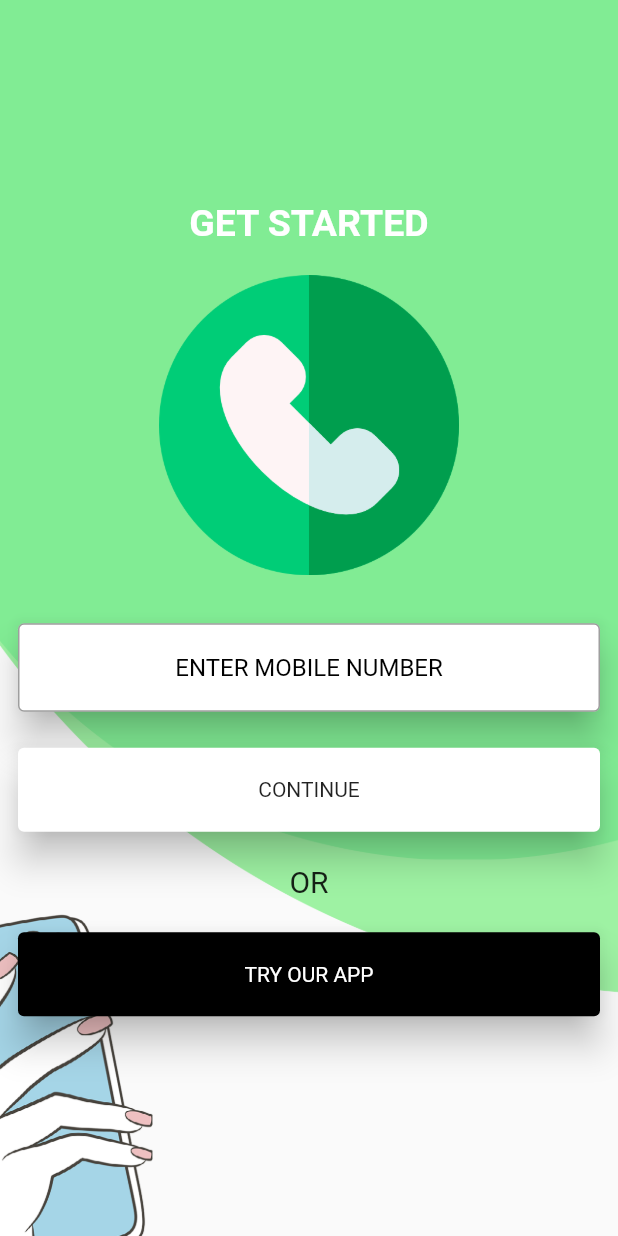
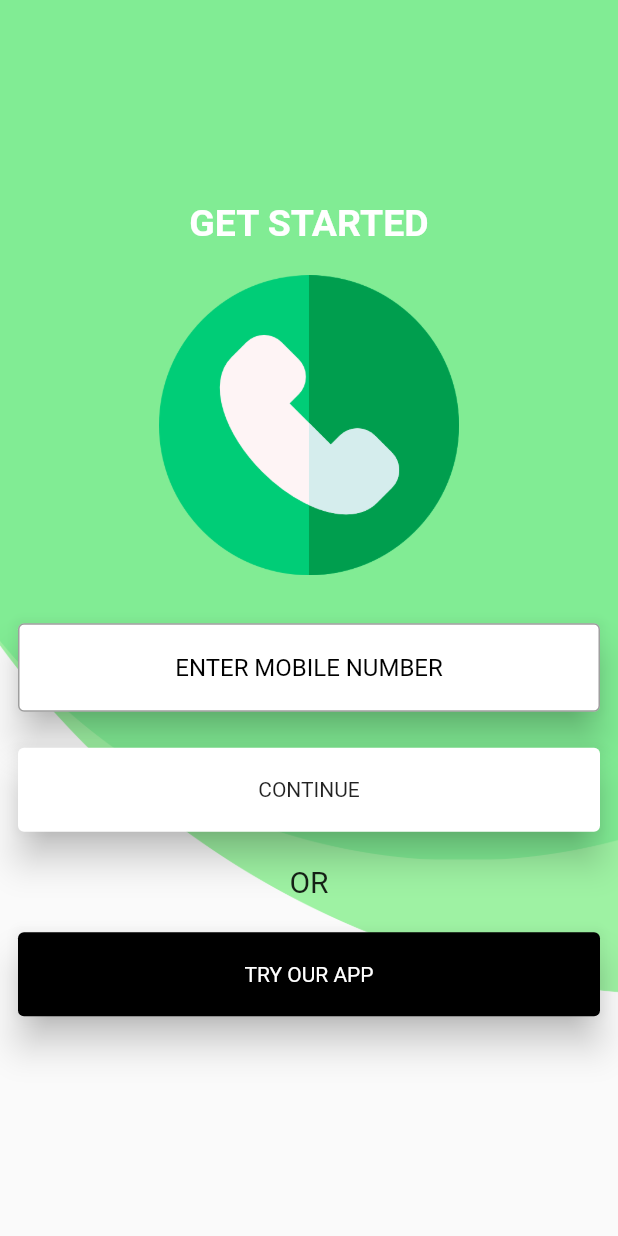
Before and after one commit to SanjaySinghGangwar/social, a Flutter app: the screen it shows after launch, on a phone screen of 412 x 824 dp. Run offline on Flutter 3.47's test engine with Material 2 defaults, Android fonts, the phone set to English and light mode, and no system bars; our stand-ins replace firebase_auth, firebase_core, fluttertoast, font_awesome_flutter; accounts and stored records are empty.

Commit message:
trying new UI

```diff
--- a/lib/login.dart
+++ b/lib/login.dart
@@ -1,5 +1,9 @@
+import 'package:firebase_auth/firebase_auth.dart';
 import 'package:flutter/cupertino.dart';
 import 'package:flutter/material.dart';
+
+import 'Utils/mUtils.dart';
+import 'home.dart';
 
 class Login extends StatefulWidget {
   const Login({Key? key}) : super(key: key);
@@ -18,7 +22,7 @@ class _LoginState extends State<Login> {
         body: Container(
           decoration: const BoxDecoration(
             image: DecorationImage(
-              image: AssetImage("assets/images/login.png"),
+              image: AssetImage("assets/images/splash_background.png"),
               fit: BoxFit.cover,
             ),
           ),
@@ -27,8 +31,8 @@ class _LoginState extends State<Login> {
               mainAxisAlignment: MainAxisAlignment.center,
               mainAxisSize: MainAxisSize.max,
               crossAxisAlignment: CrossAxisAlignment.stretch,
-              children: const <Widget>[
-                Center(
+              children: <Widget>[
+                const Center(
                   child: Text(
                     "GET STARTED",
                     style: TextStyle(
@@ -37,20 +41,20 @@ class _LoginState extends State<Login> {
                         fontWeight: FontWeight.bold),
                   ),
                 ),
-                SizedBox(
+                const SizedBox(
                   height: 20,
                 ),
-                SizedBox(
+                const SizedBox(
                   height: 200,
                   width: 150,
                   child: Image(
                     image: AssetImage('assets/images/phone.png'),
                   ),
                 ),
-                SizedBox(
+                const SizedBox(
                   height: 20,
                 ),
-                Padding(
+                const Padding(
                   padding: EdgeInsets.all(8.0),
                   child: Card(
                     elevation: 10,
@@ -78,7 +82,10 @@ class _LoginState extends State<Login> {
                   child: Card(
                     elevation: 10,
                     child: InkWell(
-                      child: Padding(
+                      onTap: () {
+                        print('Continue');
+                      },
+                      child: const Padding(
                         padding: EdgeInsets.all(20.0),
                         child: Center(
                           child: Text(
@@ -89,16 +96,16 @@ class _LoginState extends State<Login> {
                     ),
                   ),
                 ),
-                SizedBox(
+                const SizedBox(
                   height: 10,
                 ),
-                Center(
+                const Center(
                   child: Text(
                     "OR",
                     style: TextStyle(fontSize: 20),
                   ),
                 ),
-                SizedBox(
+                const SizedBox(
                   height: 10,
                 ),
                 Padding(
@@ -107,7 +114,10 @@ class _LoginState extends State<Login> {
                     color: Colors.black,
                     elevation: 10,
                     child: InkWell(
-                      child: Padding(
+                      onTap: () {
+                        tryMyApplication(context);
+                      },
+                      child: const Padding(
                         padding: EdgeInsets.all(20.0),
                         child: Center(
                           child: Text(
@@ -126,4 +136,16 @@ class _LoginState extends State<Login> {
       ),
     );
   }
+
+  void tryMyApplication(BuildContext context) {
+    print('Try my app');
+    FirebaseAuth.instance
+        .signInAnonymously()
+        .whenComplete(() => {
+              mUtils.showMessage(context, "Welcome"),
+              Navigator.pushReplacement(
+                  context, MaterialPageRoute(builder: (context) => Home()))
+            })
+        .onError((error, stackTrace) => mUtils.mToast('Error Login In'));
+  }
 }
```
Also changed, not shown: lib/Drawer/drawer_screen.dart (+45 -15 lines), lib/Drawer/home_screen.dart (+3 -54 lines), lib/Utils/mUtils.dart (+25 -0 lines), lib/home.dart (+17 -4 lines), pubspec.yaml (+15 -2 lines), assets/font/default_bold.ttf (added), assets/font/default_regular.ttf (added), pubspec.lock, 1 other file.
